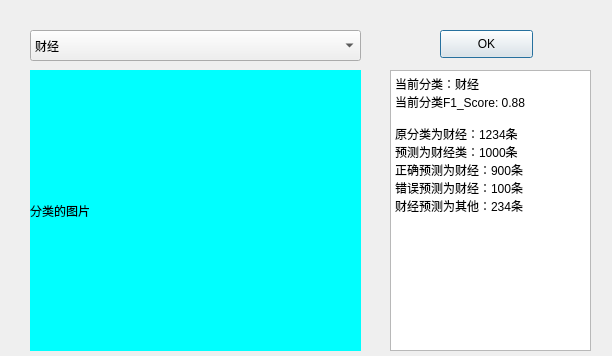
First picture: the form in ui/classlistdialog.ui, repository dragonbra/Meows, before the edit.
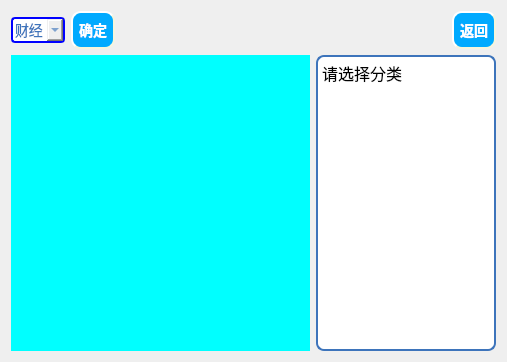
Second picture: the form after the edit.

```diff
--- a/ui/classlistdialog.ui
+++ b/ui/classlistdialog.ui
@@ -6,21 +6,30 @@
    <rect>
     <x>0</x>
     <y>0</y>
-    <width>612</width>
-    <height>356</height>
+    <width>507</width>
+    <height>362</height>
    </rect>
   </property>
   <property name="windowTitle">
    <string>Dialog</string>
   </property>
+  <layout class="QGridLayout" name="gridLayout_2">
+   <item row="0" column="0">
+    <layout class="QGridLayout" name="gridLayout" columnstretch="10,6">
+     <item row="0" column="0">
+      <layout class="QHBoxLayout" name="horizontalLayout">
+       <item>
   <widget class="QComboBox" name="comboBox">
-   <property name="geometry">
-    <rect>
-     <x>30</x>
-     <y>30</y>
-     <width>331</width>
-     <height>31</height>
-    </rect>
+         <property name="styleSheet">
+          <string notr="true">QComboBox{
+	align: center;
+	font: 25 12pt &quot;微软雅黑 Light&quot;;
+	color:#3D74BB;
+	border: 2px solid blue;
+    border-radius: 4px;
+    padding: 2px;
+	font: 14px;
+}</string>
    </property>
    <item>
     <property name="text">
@@ -33,59 +42,136 @@
     </property>
    </item>
   </widget>
+       </item>
+       <item>
+        <widget class="QPushButton" name="pushButton">
+         <property name="minimumSize">
+          <size>
+           <width>30</width>
+           <height>30</height>
+          </size>
+         </property>
+         <property name="styleSheet">
+          <string notr="true">QPushButton {
+	color:white;
+    background-color:rgb(0, 170, 255);
+    border-style: outset;
+    border-width: 2px;
+    border-radius: 10px;
+    border-color: beige;
+    font: bold 14px;
+	min-height:1em;
+    min-width: 1em;
+    padding: 6px;
+}
+QPushButton::pressed {
+    background-color: white;
+	color:rgb(0, 170, 255);
+    border-style: inset;
+}</string>
+         </property>
+         <property name="text">
+          <string>确定</string>
+         </property>
+        </widget>
+       </item>
+       <item>
+        <spacer name="horizontalSpacer">
+         <property name="orientation">
+          <enum>Qt::Horizontal</enum>
+         </property>
+         <property name="sizeHint" stdset="0">
+          <size>
+           <width>40</width>
+           <height>20</height>
+          </size>
+         </property>
+        </spacer>
+       </item>
+      </layout>
+     </item>
+     <item row="0" column="1">
+      <layout class="QHBoxLayout" name="horizontalLayout_2">
+       <item>
+        <spacer name="horizontalSpacer_2">
+         <property name="orientation">
+          <enum>Qt::Horizontal</enum>
+         </property>
+         <property name="sizeHint" stdset="0">
+          <size>
+           <width>40</width>
+           <height>20</height>
+          </size>
+         </property>
+        </spacer>
+       </item>
+       <item>
+        <widget class="QPushButton" name="pushButton_2">
+         <property name="styleSheet">
+          <string notr="true">QPushButton {
+	color:white;
+    background-color:rgb(0, 170, 255);
+    border-style: outset;
+    border-width: 2px;
+    border-radius: 10px;
+    border-color: beige;
+    font: bold 14px;
+	min-height:1em;
+    min-width: 1em;
+    padding: 6px;
+}
+QPushButton::pressed {
+    background-color: white;
+	color:rgb(0, 170, 255);
+    border-style: inset;
+}</string>
+         </property>
+         <property name="text">
+          <string>返回</string>
+         </property>
+        </widget>
+       </item>
+      </layout>
+     </item>
+     <item row="1" column="0">
   <widget class="QLabel" name="label">
-   <property name="geometry">
-    <rect>
-     <x>30</x>
-     <y>70</y>
-     <width>331</width>
-     <height>281</height>
-    </rect>
-   </property>
    <property name="styleSheet">
     <string notr="true">background-color: rgb(0, 255, 255)</string>
    </property>
    <property name="text">
-    <string>分类的图片</string>
-   </property>
-  </widget>
-  <widget class="QPushButton" name="pushButton">
-   <property name="geometry">
-    <rect>
-     <x>440</x>
-     <y>30</y>
-     <width>93</width>
-     <height>28</height>
-    </rect>
-   </property>
-   <property name="text">
-    <string>OK</string>
-   </property>
-  </widget>
+        <string/>
+       </property>
+      </widget>
+     </item>
+     <item row="1" column="1">
   <widget class="QTextBrowser" name="textBrowser">
-   <property name="geometry">
-    <rect>
-     <x>390</x>
-     <y>70</y>
-     <width>201</width>
-     <height>281</height>
-    </rect>
+       <property name="styleSheet">
+        <string notr="true">QTextEdit {
+	background-color: white;
+	border-width: 2px;
+	border-color: #3D74BB;
+	border-style: solid;
+	border-top-right-radius: 8px;
+	border-top-left-radius: 8px;
+	border-bottom-left-radius: 8px;
+	border-bottom-right-radius: 8px;
+
+	font: 12pt &quot;微软雅黑&quot;;
+}</string>
    </property>
    <property name="html">
     <string>&lt;!DOCTYPE HTML PUBLIC &quot;-//W3C//DTD HTML 4.0//EN&quot; &quot;http://www.w3.org/TR/REC-html40/strict.dtd&quot;&gt;
 &lt;html&gt;&lt;head&gt;&lt;meta name=&quot;qrichtext&quot; content=&quot;1&quot; /&gt;&lt;style type=&quot;text/css&quot;&gt;
 p, li { white-space: pre-wrap; }
-&lt;/style&gt;&lt;/head&gt;&lt;body style=&quot; font-family:'SimSun'; font-size:9pt; font-weight:400; font-style:normal;&quot;&gt;
-&lt;p style=&quot; margin-top:0px; margin-bottom:0px; margin-left:0px; margin-right:0px; -qt-block-indent:0; text-indent:0px;&quot;&gt;当前分类：财经&lt;/p&gt;
-&lt;p style=&quot; margin-top:0px; margin-bottom:0px; margin-left:0px; margin-right:0px; -qt-block-indent:0; text-indent:0px;&quot;&gt;当前分类F1_Score: 0.88&lt;/p&gt;
-&lt;p style=&quot;-qt-paragraph-type:empty; margin-top:0px; margin-bottom:0px; margin-left:0px; margin-right:0px; -qt-block-indent:0; text-indent:0px;&quot;&gt;&lt;br /&gt;&lt;/p&gt;
-&lt;p style=&quot; margin-top:0px; margin-bottom:0px; margin-left:0px; margin-right:0px; -qt-block-indent:0; text-indent:0px;&quot;&gt;原分类为财经：1234条&lt;/p&gt;
-&lt;p style=&quot; margin-top:0px; margin-bottom:0px; margin-left:0px; margin-right:0px; -qt-block-indent:0; text-indent:0px;&quot;&gt;预测为财经类：1000条&lt;/p&gt;
-&lt;p style=&quot; margin-top:0px; margin-bottom:0px; margin-left:0px; margin-right:0px; -qt-block-indent:0; text-indent:0px;&quot;&gt;正确预测为财经：900条&lt;/p&gt;
-&lt;p style=&quot; margin-top:0px; margin-bottom:0px; margin-left:0px; margin-right:0px; -qt-block-indent:0; text-indent:0px;&quot;&gt;错误预测为财经：100条&lt;/p&gt;
-&lt;p style=&quot; margin-top:0px; margin-bottom:0px; margin-left:0px; margin-right:0px; -qt-block-indent:0; text-indent:0px;&quot;&gt;财经预测为其他：234条&lt;/p&gt;&lt;/body&gt;&lt;/html&gt;</string>
-   </property>
-  </widget>
+&lt;/style&gt;&lt;/head&gt;&lt;body style=&quot; font-family:'微软雅黑'; font-size:12pt; font-weight:400; font-style:normal;&quot;&gt;
+&lt;p style=&quot; margin-top:0px; margin-bottom:0px; margin-left:0px; margin-right:0px; -qt-block-indent:0; text-indent:0px;&quot;&gt;请选择分类&lt;/p&gt;
+&lt;p style=&quot;-qt-paragraph-type:empty; margin-top:0px; margin-bottom:0px; margin-left:0px; margin-right:0px; -qt-block-indent:0; text-indent:0px;&quot;&gt;&lt;br /&gt;&lt;/p&gt;&lt;/body&gt;&lt;/html&gt;</string>
+       </property>
+      </widget>
+     </item>
+    </layout>
+   </item>
+  </layout>
  </widget>
  <resources/>
  <connections/>
```
Lines whose indentation alone changed are shown as unchanged.
